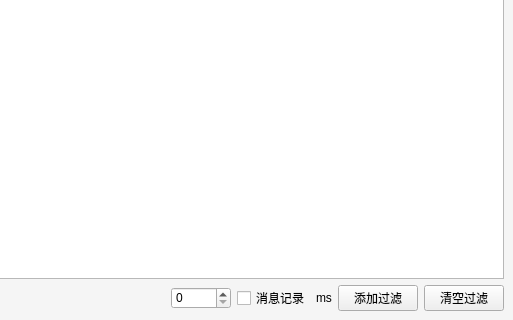
First picture: the form in HTDEMO/readcardfor6cdlg.ui, repository shi-jq/LINKS004-YRFID-PC-CPlus, before the edit; both pictures show x 309 to 822 and y 171 to 491 of the 822 by 491 pixel window.
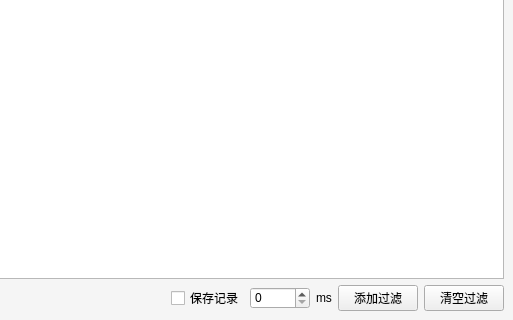
Second picture: the form after the edit.

What changed in the file:
```diff
--- a/HTDEMO/readcardfor6cdlg.ui
+++ b/HTDEMO/readcardfor6cdlg.ui
@@ -215,6 +215,16 @@
           </property>
          </spacer>
         </item>
+        <item>
+         <widget class="QCheckBox" name="checkBox_2">
+          <property name="styleSheet">
+           <string notr="true"/>
+          </property>
+          <property name="text">
+           <string>保存记录</string>
+          </property>
+         </widget>
+        </item>
         <item>
          <widget class="QSpinBox" name="spinBox_2">
           <property name="minimumSize">
@@ -231,16 +241,6 @@
           </property>
          </widget>
         </item>
-        <item>
-         <widget class="QCheckBox" name="checkBox_2">
-          <property name="styleSheet">
-           <string notr="true"/>
-          </property>
-          <property name="text">
-           <string>消息记录</string>
-          </property>
-         </widget>
-        </item>
         <item>
          <widget class="QLabel" name="label_7">
           <property name="text">
```
